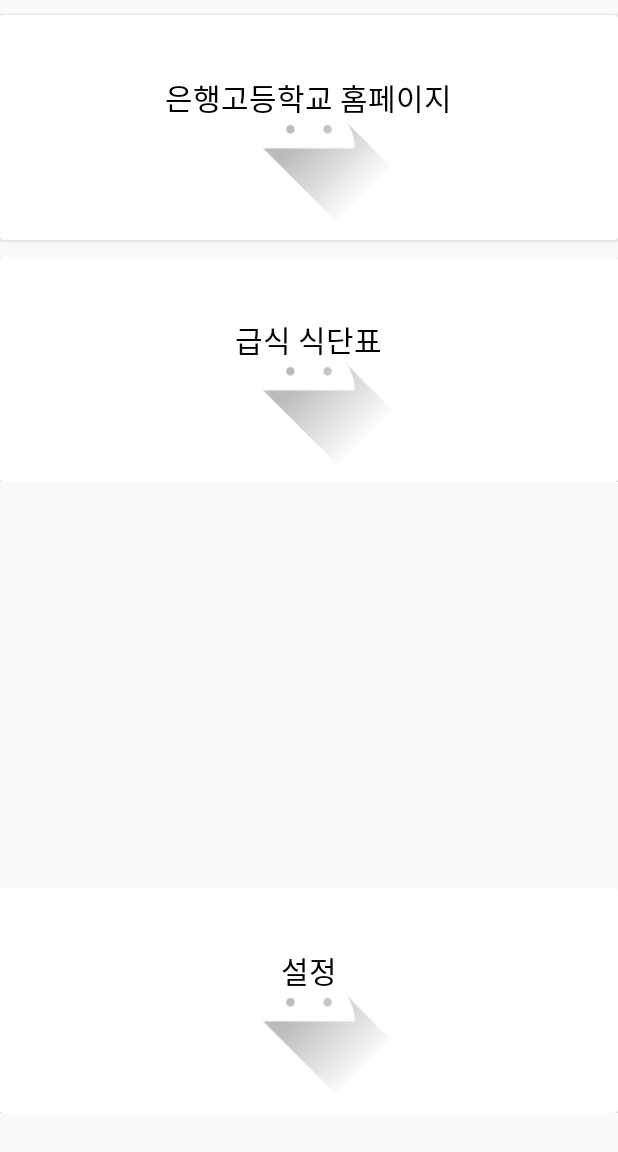
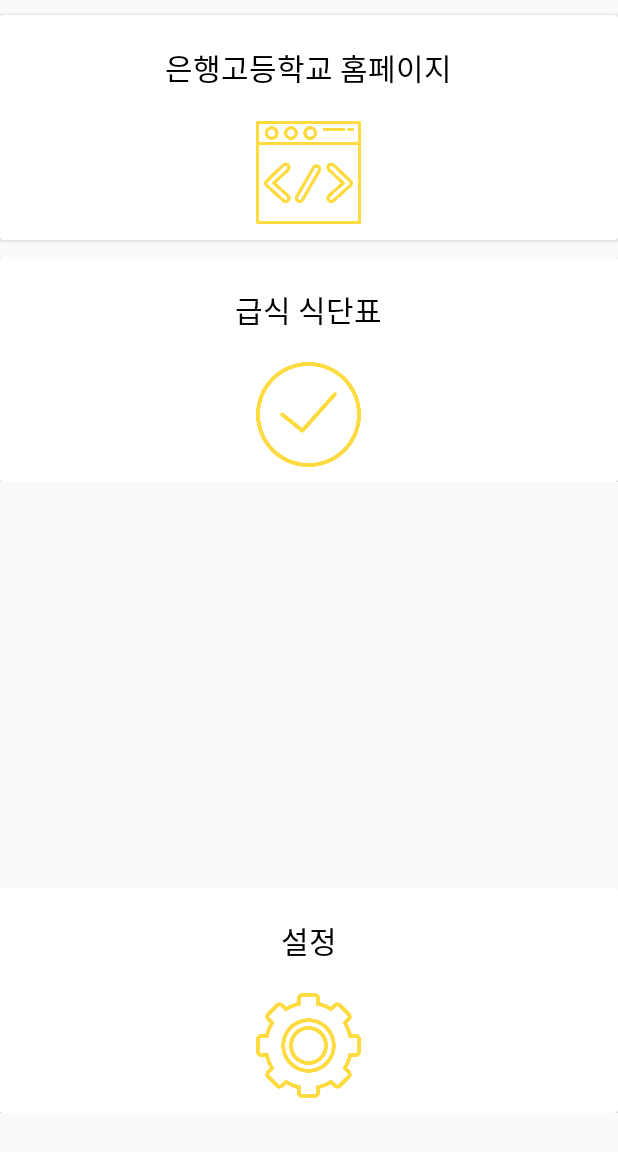
Before and after one commit to Looksh/ehHS, an Android app: the screen it shows after launch (ehMain), on a phone screen of 412 x 824 dp. Shown: the top 1152 px of the screen. Run offline under Robolectric (Android 15) with nearby library versions, the phone set to English and light mode, and no system bars.

Commit message:
은행고 앱 UI를 CardView로 교체

```diff
--- a/app/src/main/res/layout/activity_main.xml
+++ b/app/src/main/res/layout/activity_main.xml
@@ -14,16 +14,18 @@
 
         <ImageView
             android:id="@+id/imageView_info"
-            android:layout_width="match_parent"
-            android:layout_height="match_parent"
-            app:srcCompat="@drawable/ic_launcher_foreground" />
+            android:layout_width="70dp"
+            android:layout_height="70dp"
+            android:layout_gravity="center_horizontal"
+            android:layout_marginTop="70dp"
+            app:srcCompat="@drawable/html" />
 
         <TextView
             android:id="@+id/textView_info"
             android:textSize="20dp"
             android:textColor="#000000"
             android:layout_gravity="center_horizontal"
-            android:layout_marginTop="40dp"
+            android:layout_marginTop="20dp"
             android:layout_width="wrap_content"
             android:layout_height="wrap_content"
             android:text="은행고등학교 홈페이지" />
@@ -48,16 +50,18 @@
 
             <ImageView
                 android:id="@+id/imageView_meal"
-                android:layout_width="match_parent"
-                android:layout_height="match_parent"
-                app:srcCompat="@drawable/ic_launcher_foreground" />
+                android:layout_width="70dp"
+                android:layout_height="70dp"
+                android:layout_gravity="center_horizontal"
+                android:layout_marginTop="70dp"
+                app:srcCompat="@drawable/success" />
 
             <TextView
                 android:id="@+id/textView_meal"
                 android:layout_width="wrap_content"
                 android:layout_height="wrap_content"
                 android:layout_gravity="center_horizontal"
-                android:layout_marginTop="40dp"
+                android:layout_marginTop="20dp"
                 android:text="급식 식단표"
                 android:textColor="#000000"
                 android:textSize="20dp" />
@@ -81,13 +85,15 @@
 
             <ImageView
                 android:id="@+id/imageView_setting"
-                android:layout_width="match_parent"
-                android:layout_height="match_parent"
-                app:srcCompat="@drawable/ic_launcher_foreground" />
+                android:layout_width="70dp"
+                android:layout_height="70dp"
+                android:layout_gravity="center_horizontal"
+                android:layout_marginTop="70dp"
+                app:srcCompat="@drawable/settings" />
 
             <TextView
                 android:id="@+id/textView_setting"
-                android:layout_marginTop="40dp"
+                android:layout_marginTop="20dp"
                 android:layout_gravity="center_horizontal"
                 android:textSize="20dp"
                 android:textColor="#000000"
```
